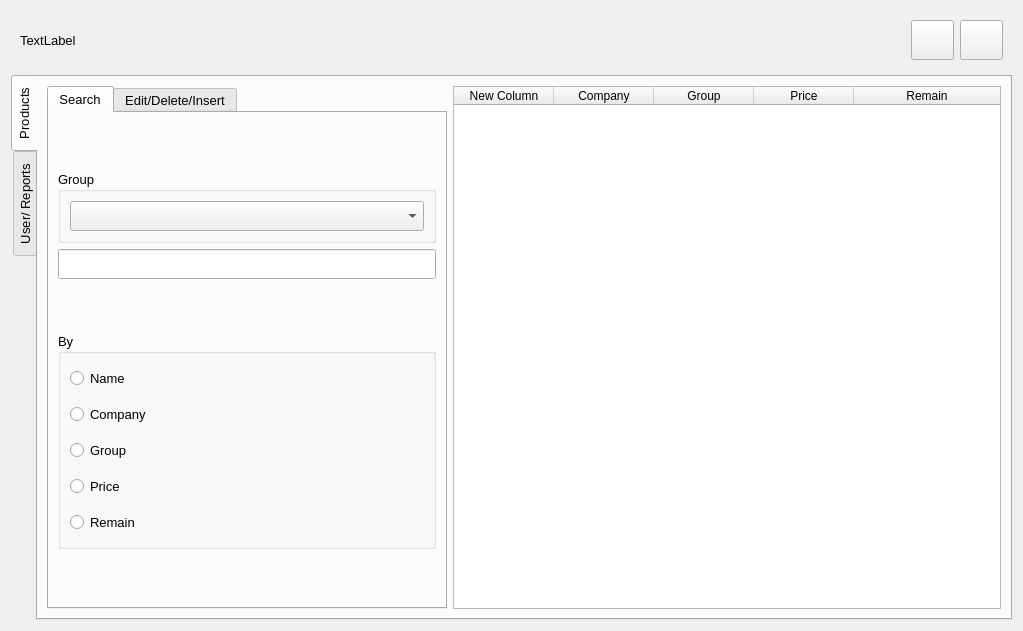
Qt form AP_Project/admin_page.ui (alirrah/AP_Project) before a commit.
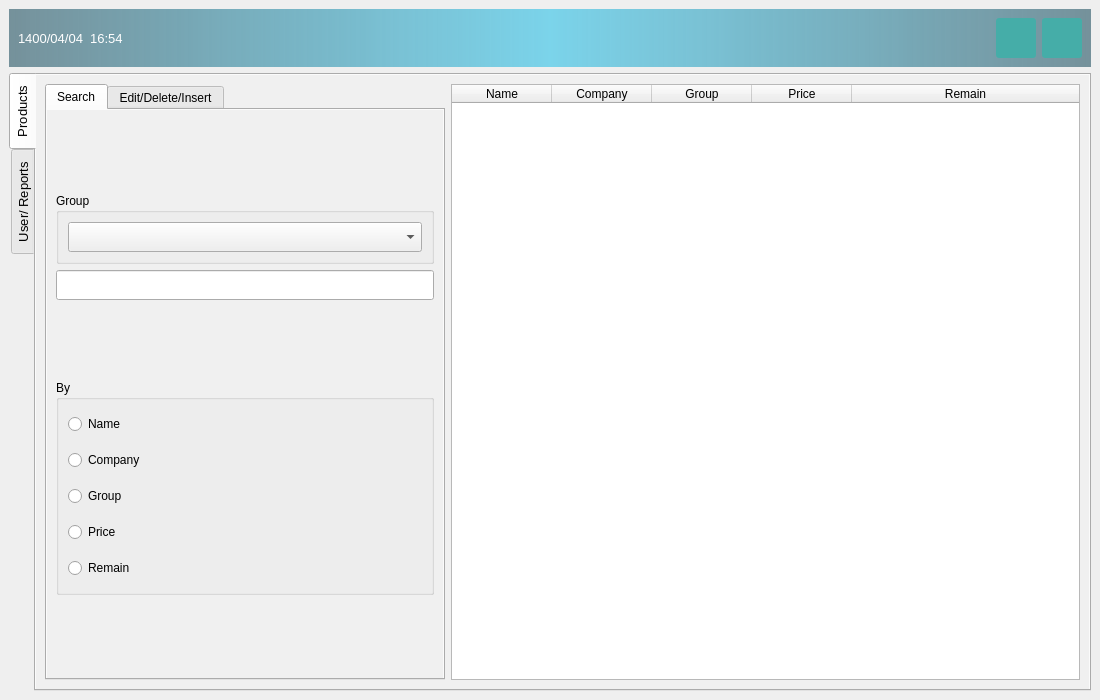
The same form after that commit. The open tabs and pages were chosen to show the change. Icons and pictures are not drawn.

Commit message: use css code to desgin admin_page.ui

```diff
--- a/AP_Project/admin_page.ui
+++ b/AP_Project/admin_page.ui
@@ -6,14 +6,78 @@
    <rect>
     <x>0</x>
     <y>0</y>
-    <width>1023</width>
-    <height>631</height>
+    <width>1100</width>
+    <height>700</height>
    </rect>
   </property>
   <property name="windowTitle">
    <string>Form</string>
   </property>
+  <property name="styleSheet">
+   <string notr="true">#main_panel
+{
+	border-image: url(:/image/blurred-background-supermarket-aisle-with-products_62890-121.jpg);
+ }
+#top_panel
+{
+ background-color: qlineargradient(spread:reflect, x1:0.5, y1:0, x2:0, y2:0, stop:0 rgba(91, 204, 233, 200), stop:1 rgba(32, 80, 96, 150));
+ }
+#date_lbl
+{
+ color: white;
+ }
+#report_btn, #save_btn, #insert_btn, #delete_btn,#edit_btn, #close_btn, #minimize_btn
+{
+  color: white;
+  background-color: #45ada8;
+  border-width: 0px;
+  border-radius: 3px;
+}
+#insert_btn:hover, #report_btn:hover , #minimize_btn:hover, #delete_btn:hover, #edit_btn:hover, #save_btn:hover
+{
+ background-color: #547980;
+ }
+#table_panel
+{
+  background: rgba(0, 0, 0, 0.5);
+}
+ #close_btn:hover
+{
+	 background-color: rgb(158, 0, 0);
+}
+#product_tab, #user_tab, #search_tab, #tool_tab_2
+{
+	background-color: rgb(240, 240, 240);
+}</string>
+  </property>
   <layout class="QVBoxLayout" name="verticalLayout">
+   <property name="leftMargin">
+    <number>0</number>
+   </property>
+   <property name="topMargin">
+    <number>0</number>
+   </property>
+   <property name="rightMargin">
+    <number>0</number>
+   </property>
+   <property name="bottomMargin">
+    <number>0</number>
+   </property>
+   <item>
+    <widget class="QFrame" name="main_panel">
+     <layout class="QVBoxLayout" name="_2">
+      <property name="leftMargin">
+       <number>9</number>
+      </property>
+      <property name="topMargin">
+       <number>9</number>
+      </property>
+      <property name="rightMargin">
+       <number>9</number>
+      </property>
+      <property name="bottomMargin">
+       <number>9</number>
+      </property>
    <item>
     <widget class="QFrame" name="top_panel">
      <layout class="QHBoxLayout" name="horizontalLayout">
@@ -43,7 +107,7 @@
          </font>
         </property>
         <property name="text">
-         <string>TextLabel</string>
+            <string>1400/04/04  16:54</string>
         </property>
        </widget>
       </item>
@@ -85,6 +149,16 @@
         <property name="text">
          <string/>
         </property>
+           <property name="icon">
+            <iconset resource="resource.qrc">
+             <normaloff>:/icon/mini.ico</normaloff>:/icon/mini.ico</iconset>
+           </property>
+           <property name="iconSize">
+            <size>
+             <width>25</width>
+             <height>35</height>
+            </size>
+           </property>
        </widget>
       </item>
       <item>
@@ -103,7 +177,7 @@
         </property>
         <property name="font">
          <font>
-          <pointsize>10</pointsize>
+             <kerning>true</kerning>
          </font>
         </property>
         <property name="cursor">
@@ -112,6 +186,16 @@
         <property name="text">
          <string/>
         </property>
+           <property name="icon">
+            <iconset resource="resource.qrc">
+             <normaloff>:/icon/close.ico</normaloff>:/icon/close.ico</iconset>
+           </property>
+           <property name="iconSize">
+            <size>
+             <width>35</width>
+             <height>35</height>
+            </size>
+           </property>
        </widget>
       </item>
      </layout>
@@ -596,7 +680,7 @@
            </attribute>
            <column>
             <property name="text">
-             <string>New Column</string>
+                <string>Name</string>
             </property>
             <property name="textAlignment">
              <set>AlignCenter</set>
@@ -744,6 +828,11 @@
    </item>
   </layout>
  </widget>
- <resources/>
+   </item>
+  </layout>
+ </widget>
+ <resources>
+  <include location="resource.qrc"/>
+ </resources>
  <connections/>
 </ui>
```
Left out of the diff: 45 changed lines with no effect on the pictures. Lines whose indentation alone changed are shown as unchanged. The commit also changes 9 other files.
